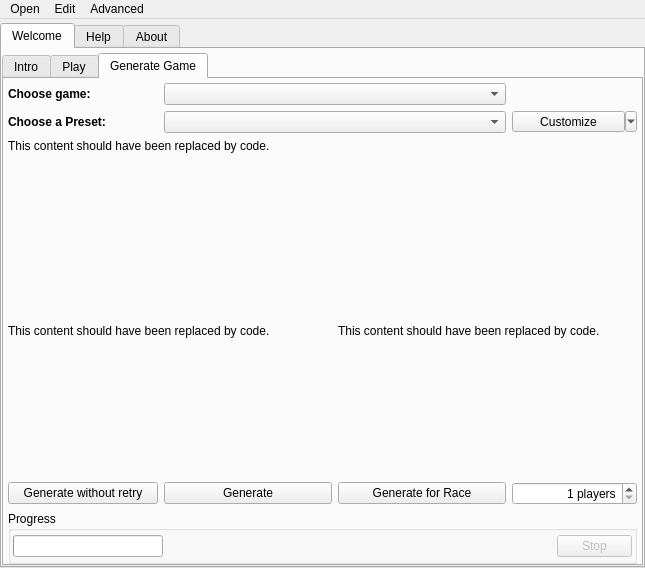
Old version of the form randovania/gui/ui_files/main_window.ui in the repository randovania/randovania.
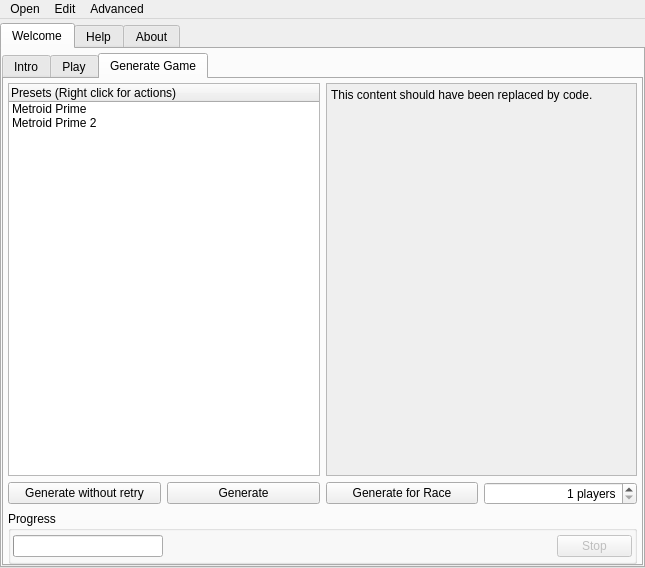
New version of the form. The open tabs and pages were chosen to show the change. Icons and pictures are not drawn. Custom widgets are drawn as their Qt base class.

Commit message:
New Preset organization
* Presets are identified by UUID
* Saved to Roaming AppData
* Version tracked via git
* Tree view for generation

```diff
--- a/randovania/gui/ui_files/main_window.ui
+++ b/randovania/gui/ui_files/main_window.ui
@@ -376,124 +376,91 @@
             <property name="bottomMargin">
              <number>0</number>
             </property>
-            <item row="7" column="0" colspan="4">
-             <spacer name="create_vertical_spacer_2">
-              <property name="orientation">
-               <enum>Qt::Vertical</enum>
+            <item row="4" column="0">
+             <widget class="QPushButton" name="create_generate_no_retry_button">
+              <property name="text">
+               <string>Generate without retry</string>
               </property>
-              <property name="sizeHint" stdset="0">
-               <size>
-                <width>20</width>
-                <height>40</height>
-               </size>
-              </property>
-             </spacer>
+             </widget>
             </item>
-            <item row="8" column="2">
+            <item row="4" column="2">
              <widget class="QPushButton" name="create_generate_race_button">
               <property name="text">
                <string>Generate for Race</string>
               </property>
              </widget>
             </item>
-            <item row="4" column="0" colspan="4">
-             <spacer name="create_vertical_spacer_1">
-              <property name="orientation">
-               <enum>Qt::Vertical</enum>
-              </property>
-              <property name="sizeHint" stdset="0">
-               <size>
-                <width>20</width>
-                <height>15</height>
-               </size>
-              </property>
-             </spacer>
-            </item>
-            <item row="0" column="0">
-             <widget class="QLabel" name="create_choose_game_label">
-              <property name="text">
-               <string>&lt;html&gt;&lt;head/&gt;&lt;body&gt;&lt;p&gt;&lt;span style=&quot; font-weight:600;&quot;&gt;Choose game:&lt;/span&gt;&lt;/p&gt;&lt;/body&gt;&lt;/html&gt;</string>
-              </property>
-             </widget>
-            </item>
-            <item row="1" column="1" colspan="2">
-             <widget class="QComboBox" name="create_preset_combo"/>
-            </item>
-            <item row="5" column="0" colspan="2">
-             <widget class="QLabel" name="create_describe_left_label">
-              <property name="text">
-               <string>&lt;html&gt;&lt;head/&gt;&lt;body&gt;&lt;p&gt;This content should have been replaced by code.&lt;/p&gt;&lt;/body&gt;&lt;/html&gt;</string>
-              </property>
-              <property name="alignment">
-               <set>Qt::AlignLeading|Qt::AlignLeft|Qt::AlignTop</set>
-              </property>
-              <property name="wordWrap">
-               <bool>true</bool>
-              </property>
-             </widget>
-            </item>
-            <item row="5" column="2" colspan="2">
-             <widget class="QLabel" name="create_describe_right_label">
-              <property name="text">
-               <string>&lt;html&gt;&lt;head/&gt;&lt;body&gt;&lt;p&gt;This content should have been replaced by code.&lt;/p&gt;&lt;/body&gt;&lt;/html&gt;</string>
-              </property>
-              <property name="alignment">
-               <set>Qt::AlignLeading|Qt::AlignLeft|Qt::AlignTop</set>
-              </property>
-              <property name="wordWrap">
-               <bool>true</bool>
-              </property>
-             </widget>
-            </item>
-            <item row="2" column="0" colspan="4">
-             <widget class="QLabel" name="create_preset_description">
-              <property name="minimumSize">
-               <size>
-                <width>0</width>
-                <height>40</height>
-               </size>
-              </property>
-              <property name="text">
-               <string>&lt;html&gt;&lt;head/&gt;&lt;body&gt;&lt;p&gt;This content should have been replaced by code.&lt;/p&gt;&lt;/body&gt;&lt;/html&gt;</string>
-              </property>
-              <property name="alignment">
-               <set>Qt::AlignLeading|Qt::AlignLeft|Qt::AlignTop</set>
-              </property>
-              <property name="wordWrap">
-               <bool>true</bool>
-              </property>
-             </widget>
-            </item>
-            <item row="8" column="1">
+            <item row="4" column="1">
              <widget class="QPushButton" name="create_generate_button">
               <property name="text">
                <string>Generate</string>
               </property>
              </widget>
             </item>
-            <item row="0" column="1" colspan="2">
-             <widget class="QComboBox" name="create_choose_game_combo"/>
+            <item row="4" column="3">
+             <widget class="QSpinBox" name="num_players_spin_box">
+              <property name="cursor">
+               <cursorShape>ArrowCursor</cursorShape>
+              </property>
+              <property name="alignment">
+               <set>Qt::AlignRight|Qt::AlignTrailing|Qt::AlignVCenter</set>
+              </property>
+              <property name="suffix">
+               <string> players</string>
+              </property>
+              <property name="minimum">
+               <number>1</number>
+              </property>
+             </widget>
             </item>
-            <item row="1" column="3">
-             <widget class="QToolButton" name="preset_tool_button">
+            <item row="2" column="0" colspan="2">
+             <widget class="PresetTreeWidget" name="create_preset_tree">
               <property name="sizePolicy">
-               <sizepolicy hsizetype="Minimum" vsizetype="Fixed">
+               <sizepolicy hsizetype="Ignored" vsizetype="Expanding">
                 <horstretch>0</horstretch>
                 <verstretch>0</verstretch>
                </sizepolicy>
               </property>
-              <property name="maximumSize">
-               <size>
-                <width>125</width>
-                <height>16777215</height>
-               </size>
+              <property name="contextMenuPolicy">
+               <enum>Qt::CustomContextMenu</enum>
               </property>
-              <property name="text">
-               <string>Customize</string>
+              <property name="editTriggers">
+               <set>QAbstractItemView::NoEditTriggers</set>
               </property>
-              <property name="popupMode">
-               <enum>QToolButton::MenuButtonPopup</enum>
+              <property name="dragDropMode">
+               <enum>QAbstractItemView::InternalMove</enum>
               </property>
+              <property name="alternatingRowColors">
+               <bool>false</bool>
+              </property>
+              <property name="rootIsDecorated">
+               <bool>false</bool>
+              </property>
+              <column>
+               <property name="text">
+                <string>Presets (Right click for actions)</string>
+               </property>
+              </column>
+              <item>
+               <property name="text">
+                <string>Metroid Prime</string>
+               </property>
+               <item>
+                <property name="text">
+                 <string>Default Preset</string>
+                </property>
+                <item>
+                 <property name="text">
+                  <string>Your Custom Preset</string>
+                 </property>
+                </item>
+               </item>
+              </item>
+              <item>
+               <property name="text">
+                <string>Metroid Prime 2</string>
+               </property>
+              </item>
              </widget>
             </item>
             <item row="9" column="0" colspan="4">
@@ -594,40 +561,60 @@
               </layout>
              </widget>
             </item>
-            <item row="8" column="3">
-             <widget class="QSpinBox" name="num_players_spin_box">
-              <property name="cursor">
-               <cursorShape>ArrowCursor</cursorShape>
+            <item row="2" column="2" colspan="2">
+             <widget class="QScrollArea" name="create_scroll_area">
+              <property name="widgetResizable">
+               <bool>true</bool>
               </property>
-              <property name="alignment">
-               <set>Qt::AlignRight|Qt::AlignTrailing|Qt::AlignVCenter</set>
-              </property>
-              <property name="suffix">
-               <string> players</string>
-              </property>
-              <property name="minimum">
-               <number>1</number>
-              </property>
-             </widget>
-            </item>
-            <item row="1" column="0">
-             <widget class="QLabel" name="create_choose_preset_label">
-              <property name="maximumSize">
-               <size>
-                <width>150</width>
-                <height>16777215</height>
-               </size>
-              </property>
-              <property name="text">
-               <string>&lt;html&gt;&lt;head/&gt;&lt;body&gt;&lt;p&gt;&lt;span style=&quot; font-weight:600;&quot;&gt;Choose a Preset:&lt;/span&gt;&lt;/p&gt;&lt;/body&gt;&lt;/html&gt;</string>
-              </property>
-             </widget>
-            </item>
-            <item row="8" column="0">
-             <widget class="QPushButton" name="create_generate_no_retry_button">
-              <property name="text">
-               <string>Generate without retry</string>
-              </property>
+              <widget class="QWidget" name="create_scroll_area_contents">
+               <property name="geometry">
+                <rect>
+                 <x>0</x>
+                 <y>0</y>
+                 <width>309</width>
+                 <height>392</height>
+                </rect>
+               </property>
+               <layout class="QVBoxLayout" name="create_scroll_area_layout">
+                <property name="leftMargin">
+                 <number>4</number>
+                </property>
+                <property name="topMargin">
+                 <number>4</number>
+                </property>
+                <property name="rightMargin">
+                 <number>4</number>
+                </property>
+                <property name="bottomMargin">
+                 <number>4</number>
+                </property>
+                <item>
+                 <widget class="QLabel" name="create_preset_description">
+                  <property name="sizePolicy">
+                   <sizepolicy hsizetype="Ignored" vsizetype="Preferred">
+                    <horstretch>0</horstretch>
+                    <verstretch>0</verstretch>
+                   </sizepolicy>
+                  </property>
+                  <property name="minimumSize">
+                   <size>
+                    <width>0</width>
+                    <height>40</height>
+                   </size>
+                  </property>
+                  <property name="text">
+                   <string>&lt;html&gt;&lt;head/&gt;&lt;body&gt;&lt;p&gt;This content should have been replaced by code.&lt;/p&gt;&lt;/body&gt;&lt;/html&gt;</string>
+                  </property>
+                  <property name="alignment">
+                   <set>Qt::AlignLeading|Qt::AlignLeft|Qt::AlignTop</set>
+                  </property>
+                  <property name="wordWrap">
+                   <bool>true</bool>
+                  </property>
+                 </widget>
+                </item>
+               </layout>
+              </widget>
              </widget>
             </item>
            </layout>
@@ -1376,6 +1363,13 @@
   </action>
  </widget>
  <layoutdefault spacing="6" margin="11"/>
+ <customwidgets>
+  <customwidget>
+   <class>PresetTreeWidget</class>
+   <extends>QTreeWidget</extends>
+   <header>randovania/gui/lib/preset_tree_widget.h</header>
+  </customwidget>
+ </customwidgets>
  <resources/>
  <connections/>
 </ui>
```
Left out of the diff: 79 changed lines with no effect on the pictures. The commit also changes 20 other files.
